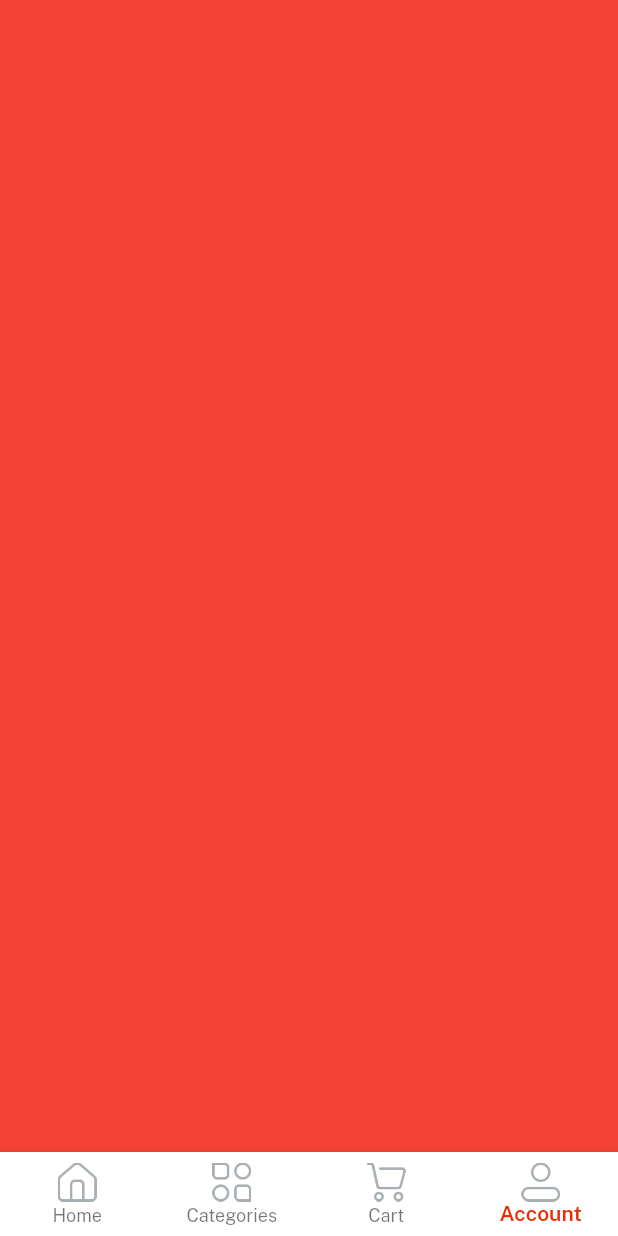
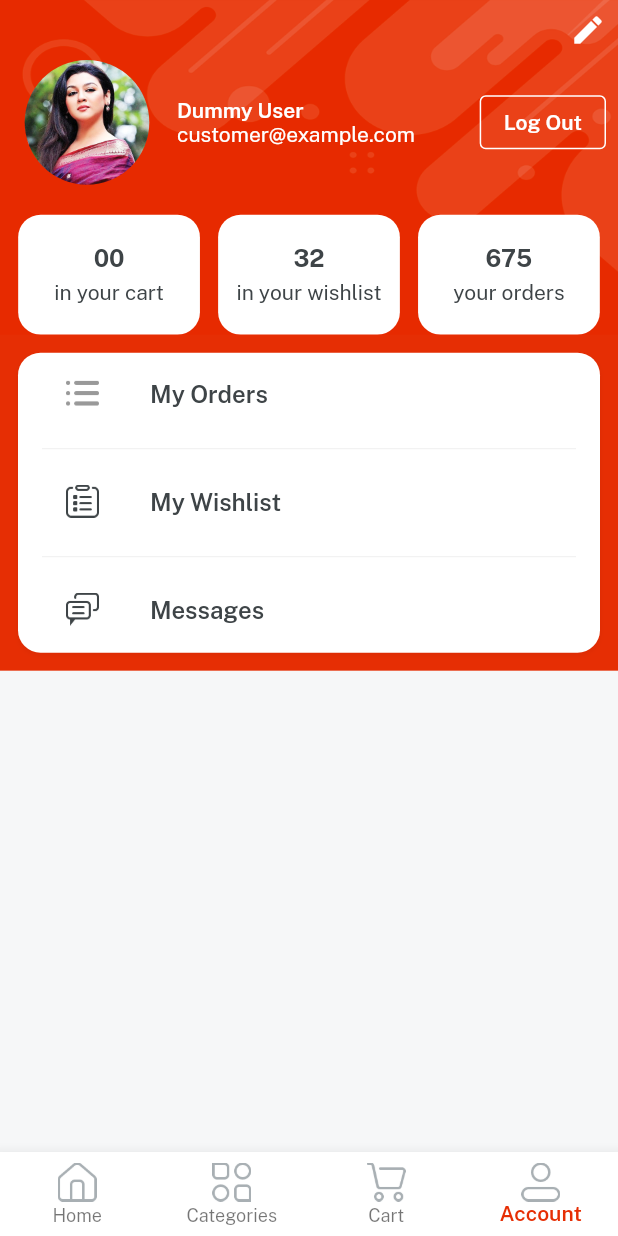
Before and after one commit to avikumar11haz/eMart_app, a Flutter app: the Home screen opened directly, item 4 of the bottom bar chosen, on a phone screen of 412 x 824 dp. Run offline on Flutter 3.47's test engine with Material 2 defaults, Android fonts, the phone set to English and light mode, and no system bars; our stand-ins replace cloud_firestore, firebase_auth, firebase_core, get, velocity_x; accounts and stored records are empty; network calls fail.

```diff
--- a/lib/consts/consts.dart
+++ b/lib/consts/consts.dart
@@ -2,6 +2,7 @@ export './colors.dart';
 export './colors.dart';
 export './images.dart';
 export './strings.dart';
+export './firebase_consts.dart';
 export './styles.dart';
 export 'package:velocity_x/velocity_x.dart';
 export 'package:flutter/material.dart';
--- /dev/null
+++ b/lib/consts/firebase_consts.dart
@@ -0,0 +1,10 @@
+
+import 'package:cloud_firestore/cloud_firestore.dart';
+import 'package:firebase_auth/firebase_auth.dart';
+
+FirebaseAuth auth = FirebaseAuth.instance;
+FirebaseFirestore firestore = FirebaseFirestore.instance;
+User? currentUser = auth.currentUser;
+
+//collections
+const usersCollections = "users";
--- a/lib/consts/lists.dart
+++ b/lib/consts/lists.dart
@@ -21,3 +21,6 @@ const categoriesImages = [
 ];
 
 const itemDetailButtonsList = [video, reviews, privacyPolicy, returnpolicy, supplypolicy];
+
+const profileButtonsList = [orders, wishlist, message];
+const profileButtonsIcon = [icOrder, icOrders, icMessages];
--- a/lib/consts/strings.dart
+++ b/lib/consts/strings.dart
@@ -10,10 +10,13 @@ const emailHint = "admin@admin.com";
     const name = "Name";
     const nameHint = "^v! kumar";
     const login = "Log in";
+    const logout = "Log Out";
     const signup = "Sign up";
     const createNewAccount = "or, create a new account";
     const loginWith = "Log in with";
     const privacyPolicy = "Privacy Policy";
+    const loggedin = "Logged in successfully";
+    const loggedout = "Logged out successfully";
     const termAndCond = "Terms and Conditions";
     const alreadyHaveAccount = "Already have an account? ";
 
@@ -40,9 +43,12 @@ const emailHint = "admin@admin.com";
     cellphone = "Cellphone & Tab",
     furniture = "Furniture";
 
+ //item details
  const video = "Video",
      reviews = "Reviews",
      sellerpolicy = "Seller Policy",
      returnpolicy = "Return Policy",
      supplypolicy = "Supply Policy",
     productsyoumaylike = "Products you may also like";
+
+ const wishlist = "My Wishlist", orders = "My Orders", message = "Messages";
--- a/lib/main.dart
+++ b/lib/main.dart
@@ -1,10 +1,13 @@
 import 'package:emart_app/views/splash_screen/splash_screen.dart';
+import 'package:firebase_core/firebase_core.dart';
 import 'package:flutter/material.dart';
 import 'package:get/get.dart';
 
 import 'consts/consts.dart';
 
-void main() {
+void main() async {
+  WidgetsFlutterBinding.ensureInitialized();
+  await Firebase.initializeApp();
   runApp(const MyApp());
 }
 
--- a/lib/views/cart_screen/cart_screen.dart
+++ b/lib/views/cart_screen/cart_screen.dart
@@ -6,7 +6,8 @@ class CartScreen extends StatelessWidget {
   @override
   Widget build(BuildContext context) {
     return Container(
-      color: Colors.purple,
+      color: Colors.white,
+      child: "Cart is Empty!".text.fontFamily(semibold).color(darkFontGrey).makeCentered(),
     );
   }
 }
--- /dev/null
+++ b/lib/views/profile_screen/components/details_cart.dart
@@ -0,0 +1,12 @@
+import 'package:emart_app/consts/consts.dart';
+
+Widget detailsCard({width, String? count, String? title}){
+  return Column(
+    mainAxisAlignment: MainAxisAlignment.center,
+    children: [
+      count!.text.fontFamily(bold).color(darkFontGrey).size(16).make(),
+      5.heightBox,
+      title!.text.color(darkFontGrey).make(),
+    ],
+  ).box.white.rounded.width(width).height(80).padding(EdgeInsets.all(4)).make();
+}
--- a/lib/views/profile_screen/profile_screen.dart
+++ b/lib/views/profile_screen/profile_screen.dart
@@ -1,12 +1,87 @@
 import 'package:emart_app/consts/consts.dart';
+import 'package:emart_app/consts/lists.dart';
+import 'package:emart_app/controllers/auth_controller.dart';
+import 'package:emart_app/views/auth_screen/login_screen.dart';
+import 'package:emart_app/views/profile_screen/components/details_cart.dart';
+import 'package:emart_app/widgets_common/bg_widgets.dart';
+import 'package:get/get.dart';
 
 class ProfileScreen extends StatelessWidget {
   const ProfileScreen({Key? key}) : super(key: key);
 
   @override
   Widget build(BuildContext context) {
-    return Container(
-      color: Colors.red,
-    );
+    return bgWidget(child: Scaffold(
+      body: SafeArea(
+        child: Column(
+          children: [
+            Padding(
+              padding: const EdgeInsets.all(8.0),
+              child: const Align(
+                alignment: Alignment.topRight,
+                child: Icon(Icons.edit, color: whiteColor,),
+              ).onTap(() { }),
+            ),
+
+            Padding(
+              padding: const EdgeInsets.symmetric(horizontal: 8),
+              child: Row(
+                children: [
+                  Image.asset(imgProfile2, width: 100, fit: BoxFit.cover,).box.roundedFull.clip(Clip.antiAlias).make(),
+                  10.widthBox,
+                  Expanded(child: Column(
+                    crossAxisAlignment: CrossAxisAlignment.start,
+                  children: [
+                    "Dummy User".text.fontFamily(semibold).white.make(),
+                    "customer@example.com".text.white.make(),
+                  ],)),
+                  OutlinedButton(
+                    style: OutlinedButton.styleFrom(
+                      side: const BorderSide(
+                        color: whiteColor,
+                      )),
+                      onPressed: ()async{
+                      await Get.put(AuthController()).signoutMethod(context);
+                      Get.offAll(()=> const LoginScreen());
+                      },
+                    //error here logout
+                      child: logout.text.fontFamily(semibold).white.make(),
+                  )
+                ],
+              ),
+            ),
+
+            20.heightBox,
+            Row(
+              mainAxisAlignment: MainAxisAlignment.spaceEvenly,
+              children: [
+                detailsCard(width: context.screenWidth/3.4, count: "00", title: "in your cart"),
+                detailsCard(width: context.screenWidth/3.4, count: "32", title: "in your wishlist"),
+                detailsCard(width: context.screenWidth/3.4, count: "675", title: "your orders"),
+              ],
+            ),
+
+            //buttons section
+            //20.heightBox,
+            ListView.separated(
+              shrinkWrap: true,
+                itemBuilder: (BuildContext context, int index){
+                  return ListTile(
+                    leading: Image.asset(
+                      profileButtonsIcon[index],
+                      width: 22,
+                    ),
+                    title: profileButtonsList[index].text.fontFamily(semibold).color(darkFontGrey).make(),
+                  );
+                },
+                separatorBuilder: (context, index){
+                  return const Divider(color: lightGrey,);
+                },
+                itemCount: profileButtonsList.length,
+            ).box.white.rounded.margin(const EdgeInsets.all(12)).padding(const EdgeInsets.symmetric(horizontal: 16)).shadowSm.make().box.color(redColor).make(),
+          ],
+        ),
+      ),
+    ));
   }
 }
--- a/lib/widgets_common/custom_textfield.dart
+++ b/lib/widgets_common/custom_textfield.dart
@@ -1,12 +1,13 @@
 import 'package:emart_app/consts/consts.dart';
 
-Widget customTextField( {String? hint, String? title, controller}) {
+Widget customTextField( {String? hint, String? title, controller, isPass}) {
   return Column(
     crossAxisAlignment: CrossAxisAlignment.start,
     children: [
       title!.text.color(redColor).fontFamily(semibold).size(16).make(),
       5.heightBox,
       TextFormField(
+        obscureText: isPass,
         controller: controller,
         decoration: InputDecoration(
           hintStyle: TextStyle(
--- a/pubspec.yaml
+++ b/pubspec.yaml
@@ -37,6 +37,10 @@ dependencies:
   cupertino_icons: ^1.0.2
   velocity_x: ^4.1.0
   get: ^4.6.5
+  firebase_core: ^2.14.0
+  firebase_auth: ^4.6.3
+  firebase_storage: ^11.2.3
+  cloud_firestore: ^4.8.1
 
 dev_dependencies:
   flutter_test:
```
Also changed, not shown: lib/controllers/auth_controller.dart (added, +53 -0 lines), lib/views/auth_screen/login_screen.dart (+11 -4 lines), lib/views/auth_screen/signup_screen.dart (+35 -5 lines), pubspec.lock, 6 other files.
